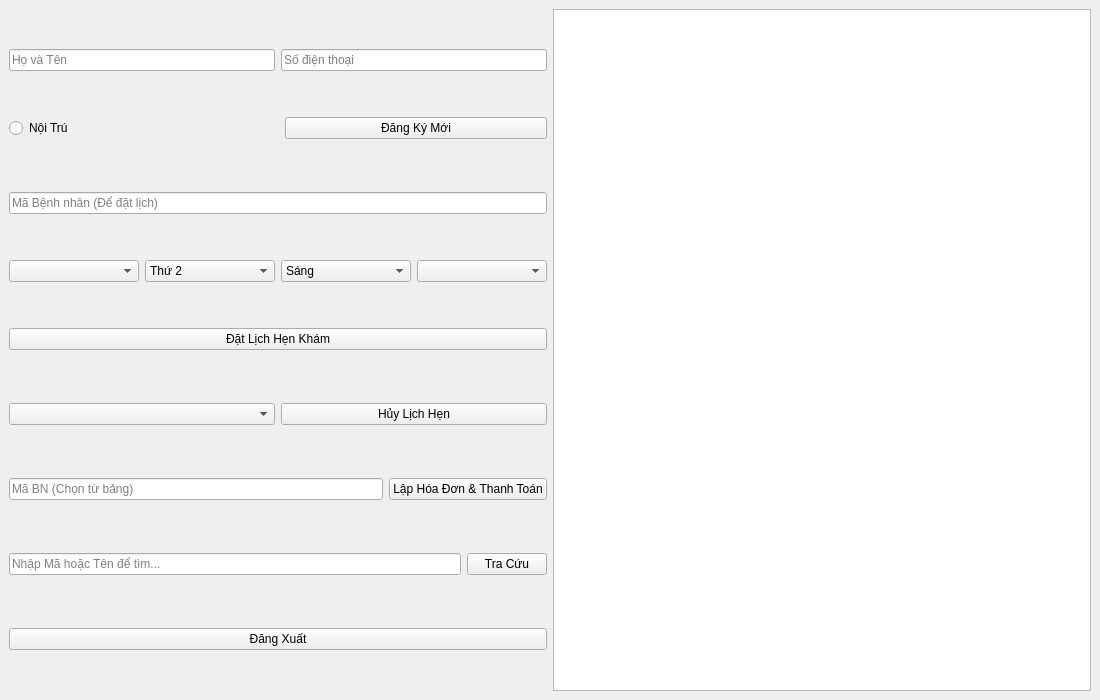
The window that src/ui/ReceptionistMenu.ui (prestonwanttorevenge/PBL2) describes before a commit, drawn with Qt 5.
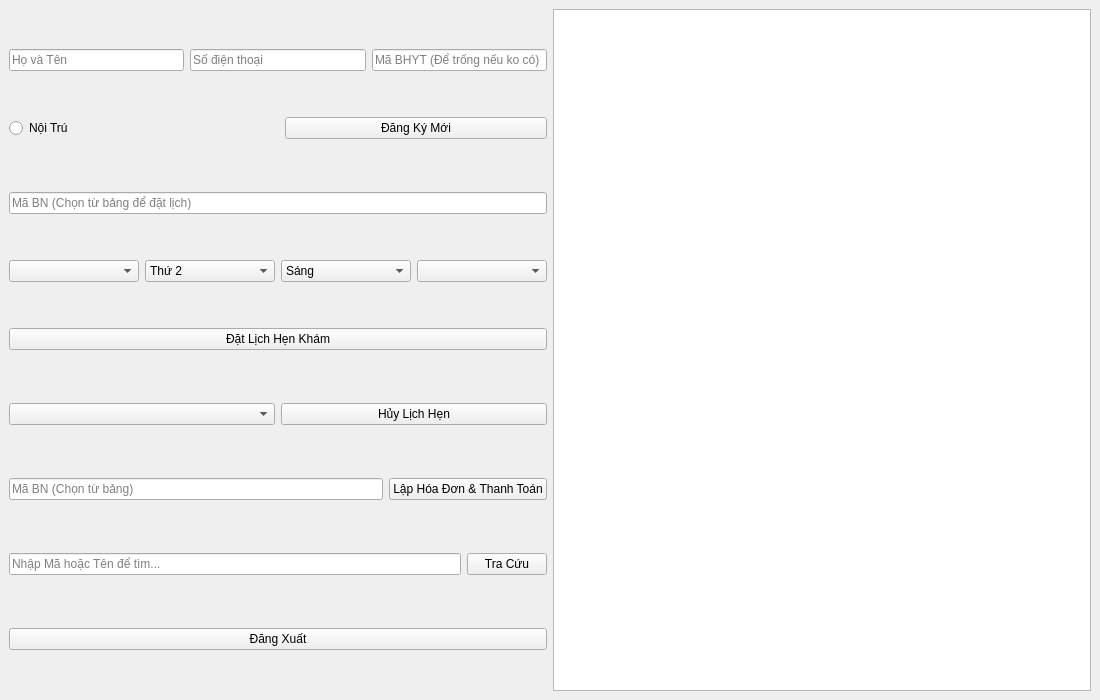
The same window after the commit.

Commit message: Thiên tài thế hệ 1

Patch:
```diff
--- a/src/ui/ReceptionistMenu.ui
+++ b/src/ui/ReceptionistMenu.ui
@@ -15,6 +15,8 @@
         <!-- ĐÃ XÓA Ô txtPatientId Ở ĐÂY VÌ MÃ SẼ TỰ ĐỘNG SINH -->
         <item><widget class="QLineEdit" name="txtPatientName"><property name="placeholderText"><string>Họ và Tên</string></property></widget></item>
         <item><widget class="QLineEdit" name="txtPatientPhone"><property name="placeholderText"><string>Số điện thoại</string></property></widget></item>
+        <!-- NÂNG CẤP: BỔ SUNG Ô NHẬP MÃ BHYT -->
+        <item><widget class="QLineEdit" name="txtBHYT"><property name="placeholderText"><string>Mã BHYT (Để trống nếu ko có)</string></property></widget></item>
        </layout>
       </item>
       <item>
@@ -28,8 +30,10 @@
       
       <!-- PHẦN ĐẶT LỊCH HẸN -->
       <item>
-         <!-- Giữ lại một ô nhập mã để biết đặt lịch cho BN nào (Đổi tên để tránh nhầm) -->
-         <widget class="QLineEdit" name="txtBookPatientId"><property name="placeholderText"><string>Mã Bệnh nhân (Để đặt lịch)</string></property></widget>
+         <widget class="QLineEdit" name="txtBookPatientId">
+            <property name="placeholderText"><string>Mã BN (Chọn từ bảng để đặt lịch)</string></property>
+            <property name="readOnly"><bool>true</bool></property>
+         </widget>
       </item>
       <item>
        <layout class="QHBoxLayout" name="horizontalLayoutAppointment">
```
Left out of the diff: 2 changed lines with no effect on the pictures. The commit also changes 2 other files.
